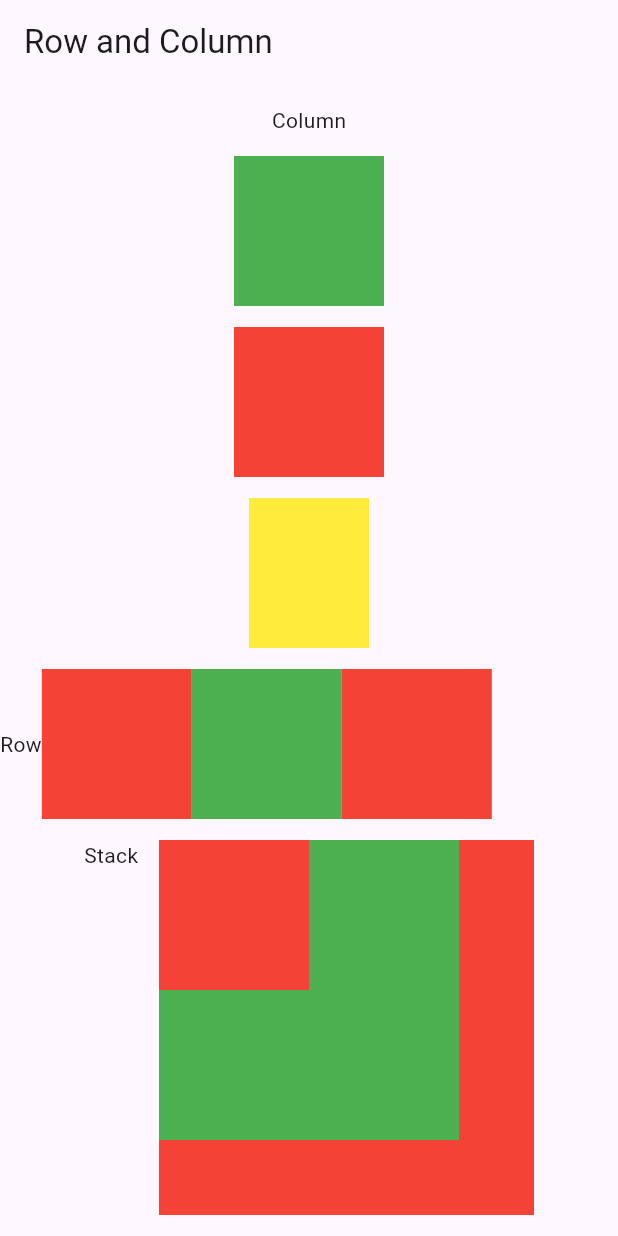
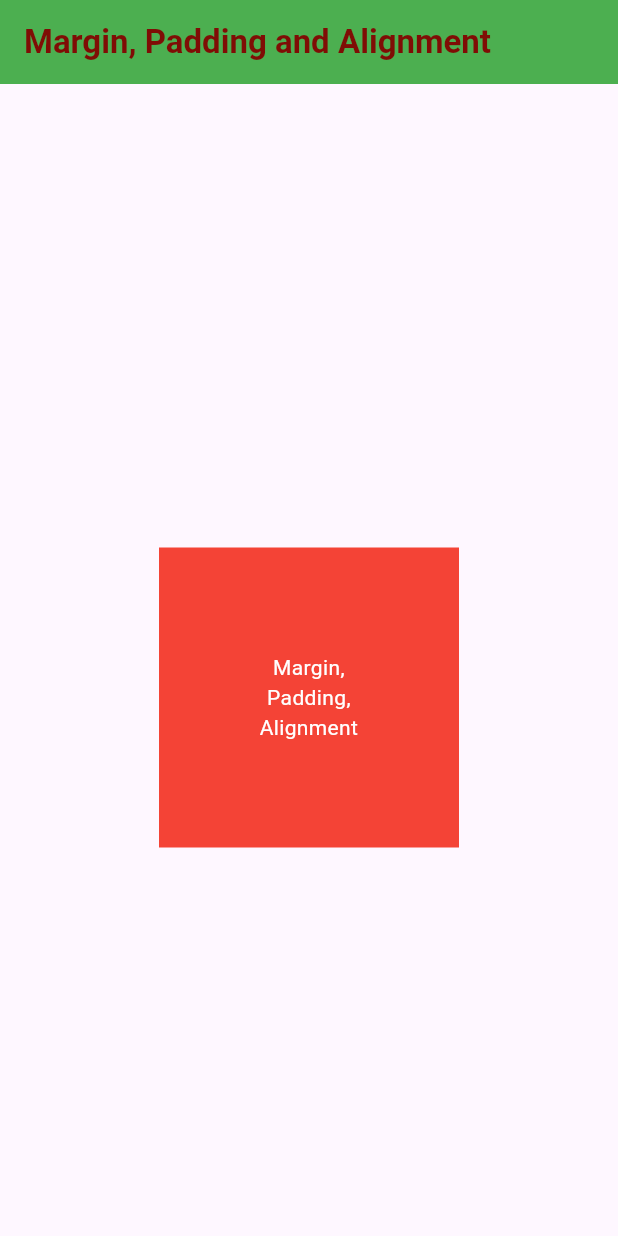
Before and after one commit to krishansharma11/40DaysOfFlutter, a Flutter app: the screen it shows after launch, on a phone screen of 412 x 824 dp. Run offline on Flutter 3.47's test engine with Material 3 defaults, Android fonts, the phone set to English and light mode, and no system bars.

Commit message:
margin, padding and alignment are used

```diff
--- a/lib/main.dart
+++ b/lib/main.dart
@@ -10,71 +10,35 @@ class MyApp extends StatelessWidget {
   Widget build(BuildContext context) {
     return MaterialApp(
       home: Scaffold(
-          appBar: AppBar(
-            title: (const Text("Row and Column")),
+        appBar: AppBar(
+          backgroundColor: Colors.green,
+          title: (const Text(
+            "Margin, Padding and Alignment",
+            style: TextStyle(
+                color: Color.fromARGB(255, 127, 13, 5),
+                fontWeight: FontWeight.w600),
+          )),
+        ),
+        body: Center(
+          child: Container(
+            margin: EdgeInsets.only(top: 50),
+            // margin: EdgeInsets.all(50),
+            alignment: Alignment.center,
+            padding: EdgeInsets.all(50),
+            // padding: EdgeInsets.only(left: 10),
+            height: 200,
+            width: 200,
+            color: Colors.red,
+            child: const Text(
+              "Margin, Padding, Alignment",
+              style: TextStyle(
+                color: Colors.white,
+              ),
+              textAlign: TextAlign.center,
+            ),
           ),
-          body: Column(
-              mainAxisAlignment: MainAxisAlignment.spaceEvenly,
-              crossAxisAlignment: CrossAxisAlignment.center,
-              children: [
-                Text("Column"),
-                Container(
-                  height: 100,
-                  width: 100,
-                  color: Colors.green,
-                ),
-                Container(
-                  height: 100,
-                  width: 100,
-                  color: Colors.red,
-                ),
-                Container(
-                  height: 100,
-                  width: 80,
-                  color: Colors.yellow,
-                ),
-                Row(
-                  children: [
-                    Text("Row"),
-                    Container(
-                      height: 100,
-                      width: 100,
-                      color: Colors.red,
-                    ),
-                    Container(
-                      height: 100,
-                      width: 100,
-                      color: Colors.green,
-                    ),
-                    Container(
-                      height: 100,
-                      width: 100,
-                      color: Colors.red,
-                    ),
-                  ],
-                ),
-                Stack(children: [
-                  Text("Stack"),
-                  Container(
-                    margin: EdgeInsets.only(left: 50),
-                    height: 250,
-                    width: 250,
-                    color: Colors.red,
-                  ),
-                  Container(
-                    margin: EdgeInsets.only(left: 50),
-                    height: 200,
-                    width: 200,
-                    color: Colors.green,
-                  ),
-                  Container(
-                    margin: EdgeInsets.only(left: 50),
-                    height: 100,
-                    width: 100,
-                    color: Colors.red,
-                  ),
-                ])
-              ])),
+        ),
+      ),
     );
   }
 }
```
